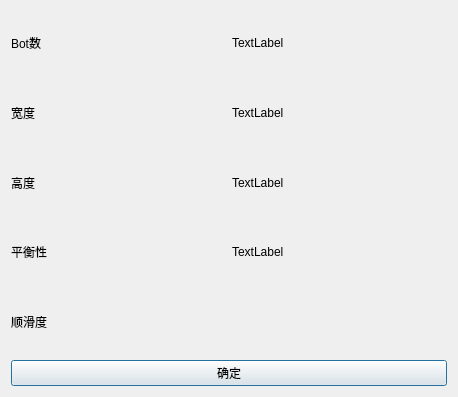
Old version of the form dialogstat.ui in the repository LiJiabo/GameMapGeneration.
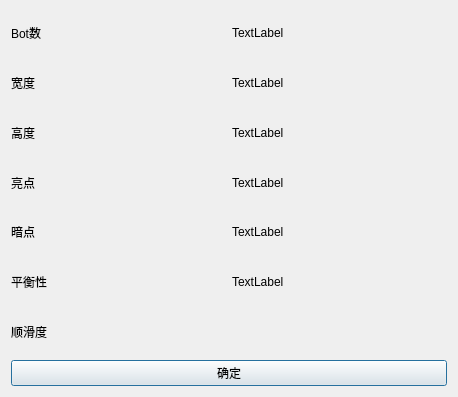
New version of the form.

Commit message: 完成了统计界面的平衡性参数

```diff
--- a/dialogstat.ui
+++ b/dialogstat.ui
@@ -17,21 +17,35 @@
    <item>
     <layout class="QGridLayout" name="gridLayout">
      <item row="3" column="0">
+      <widget class="QLabel" name="label_6">
+       <property name="text">
+        <string>亮点</string>
+       </property>
+      </widget>
+     </item>
+     <item row="1" column="1">
+      <widget class="QLabel" name="labelWidth">
+       <property name="text">
+        <string>TextLabel</string>
+       </property>
+      </widget>
+     </item>
+     <item row="5" column="0">
       <widget class="QLabel" name="label">
        <property name="text">
         <string>平衡性</string>
        </property>
       </widget>
      </item>
+     <item row="1" column="0">
+      <widget class="QLabel" name="label_4">
+       <property name="text">
+        <string>宽度</string>
+       </property>
+      </widget>
+     </item>
      <item row="0" column="1">
-      <widget class="QLabel" name="label_6">
-       <property name="text">
-        <string>TextLabel</string>
-       </property>
-      </widget>
-     </item>
-     <item row="2" column="1">
-      <widget class="QLabel" name="label_8">
+      <widget class="QLabel" name="labelBotNum">
        <property name="text">
         <string>TextLabel</string>
        </property>
@@ -44,10 +58,10 @@
        </property>
       </widget>
      </item>
-     <item row="1" column="0">
-      <widget class="QLabel" name="label_4">
+     <item row="2" column="1">
+      <widget class="QLabel" name="labelHeight">
        <property name="text">
-        <string>宽度</string>
+        <string>TextLabel</string>
        </property>
       </widget>
      </item>
@@ -58,27 +72,41 @@
        </property>
       </widget>
      </item>
-     <item row="1" column="1">
-      <widget class="QLabel" name="label_7">
+     <item row="5" column="1">
+      <widget class="QLabel" name="labelBalance">
        <property name="text">
         <string>TextLabel</string>
        </property>
       </widget>
      </item>
-     <item row="3" column="1">
-      <widget class="QLabel" name="label_9">
-       <property name="text">
-        <string>TextLabel</string>
-       </property>
-      </widget>
-     </item>
-     <item row="4" column="0">
+     <item row="6" column="0">
       <widget class="QLabel" name="label_2">
        <property name="text">
         <string>顺滑度</string>
        </property>
       </widget>
      </item>
+     <item row="4" column="0">
+      <widget class="QLabel" name="label_7">
+       <property name="text">
+        <string>暗点</string>
+       </property>
+      </widget>
+     </item>
+     <item row="3" column="1">
+      <widget class="QLabel" name="labelWhite">
+       <property name="text">
+        <string>TextLabel</string>
+       </property>
+      </widget>
+     </item>
+     <item row="4" column="1">
+      <widget class="QLabel" name="labelBlack">
+       <property name="text">
+        <string>TextLabel</string>
+       </property>
+      </widget>
+     </item>
     </layout>
    </item>
    <item>
```
The commit also changes 5 other files.
